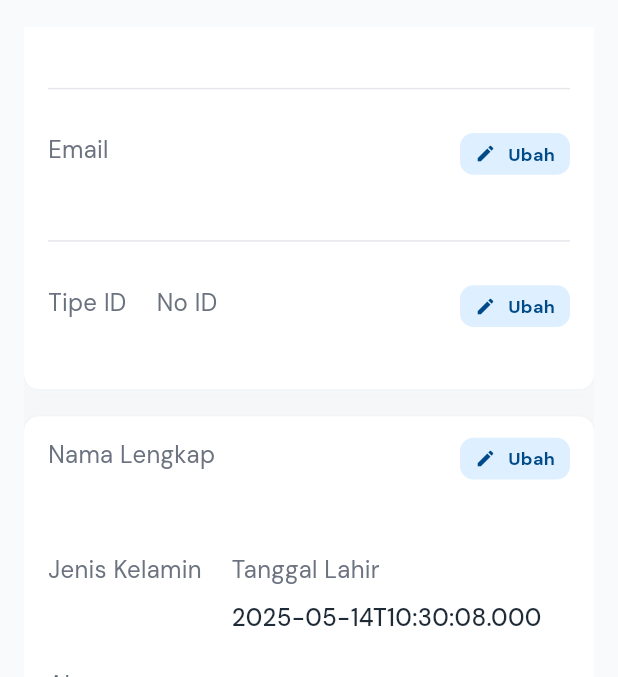
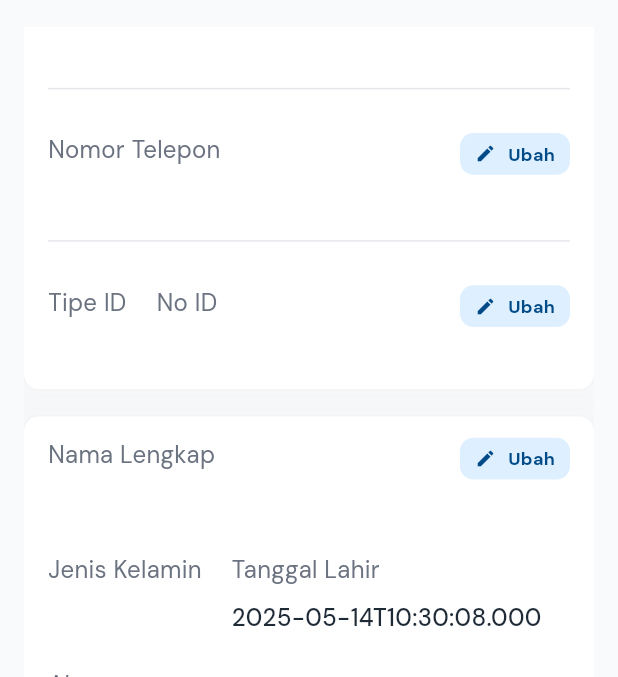
Before and after one commit to orangdeso/e_porter, a Flutter app: the InformationUsersScreen screen opened by its route, scrolled down 134 dp, on a phone screen of 412 x 824 dp, the part 84-761 px from its top. Run offline on Flutter 3.47's test engine with Material 3 defaults, Android fonts, the phone set to English and light mode, and no system bars; drawn by our look-alikes of zoom_tap_animation; our stand-ins replace barcode_widget, carousel_slider, cloud_firestore, device_info_plus, dropdown_button2, file_picker and 14 more; missing offline and left inert: dotted_dashed_line, mobile_scanner; accounts and stored records are empty.

Commit message:
Feat: update progress finishing features profile

```diff
--- a/lib/_core/service/transaction_reassignment_service.dart
+++ b/lib/_core/service/transaction_reassignment_service.dart
@@ -11,7 +11,7 @@ class TransactionReassignmentService {
     FirebaseFirestore? firestore,
   }) : _firestore = firestore ?? FirebaseFirestore.instance;
 
-  void startService({int intervalSeconds = 30}) {
+  void startService({int intervalSeconds = 60}) {
     log('[TransactionReassignmentService] Memulai service pengalihan transaksi dengan interval $intervalSeconds detik');
     _timer?.cancel();
     _timer = Timer.periodic(Duration(seconds: intervalSeconds), (_) {
--- a/lib/domain/bindings/profil_binding.dart
+++ b/lib/domain/bindings/profil_binding.dart
@@ -13,12 +13,18 @@ class ProfilBinding extends Bindings {
     Get.lazyPut(() => CreatePassengerUseCase(Get.find()));
     Get.lazyPut(() => GetPassengerByIdUseCase(Get.find()));
     Get.lazyPut(() => GetUserByIdUseCase(Get.find()));
+    Get.lazyPut(() => ChangePasswordUseCase(Get.find()));
+    Get.lazyPut(() => ChangePhoneUseCase(Get.find()));
+    // Get.lazyPut(() => ChangeEmailUseCase(Get.find()));
 
     Get.lazyPut(
       () => ProfilController(
         createPassengerUseCase: Get.find(),
         getPassengerByIdUseCase: Get.find(),
         getUserByIdUseCase: Get.find(),
+        changePasswordUseCase: Get.find(),
+        changePhoneUseCase: Get.find(),
+        // changeEmailUseCase:    Get.find(),
       ),
     );
   }
--- a/lib/domain/usecases/profil_usecase.dart
+++ b/lib/domain/usecases/profil_usecase.dart
@@ -33,3 +33,48 @@ class GetUserByIdUseCase {
 
   Future<UserData> call(String userId) => profilRepository.getUserById(userId);
 }
+
+class ChangePasswordUseCase {
+  final ProfilRepository profilRepository;
+  ChangePasswordUseCase(this.profilRepository);
+
+  Future<void> call({
+    required String oldPassword,
+    required String newPassword,
+  }) {
+    return profilRepository.changePassword(
+      oldPassword: oldPassword,
+      newPassword: newPassword,
+    );
+  }
+}
+
+class ChangePhoneUseCase {
+  final ProfilRepository profilRepository;
+  ChangePhoneUseCase(this.profilRepository);
+
+  Future<void> call({
+    required String oldPassword,
+    required String newPhone,
+  }) {
+    return profilRepository.changePhone(
+      oldPassword: oldPassword,
+      newPhone: newPhone,
+    );
+  }
+}
+
+// class ChangeEmailUseCase {
+//   final ProfilRepository profilRepository;
+//   ChangeEmailUseCase(this.profilRepository);
+
+//   Future<void> call({
+//     required String oldPassword,
+//     required String newEmail,
+//   }) {
+//     return profilRepository.changeEmail(
+//       oldPassword: oldPassword,
+//       newEmail: newEmail,
+//     );
+//   }
+// }
--- a/lib/presentation/screens/auth/pages/forget_password_screen.dart
+++ b/lib/presentation/screens/auth/pages/forget_password_screen.dart
@@ -74,7 +74,7 @@ class _ForgetPasswordScreenState extends State<ForgetPasswordScreen> {
           mainAxisSize: MainAxisSize.min,
           children: [
             Obx(() {
-              if (!authController.isLoading.value) {
+              if (authController.isLoading.value) {
                 return SizedBox(
                   width: double.infinity,
                   height: 48.h,
--- a/lib/presentation/screens/profile/component/header_information.dart
+++ b/lib/presentation/screens/profile/component/header_information.dart
@@ -26,7 +26,7 @@ class HeaderInformation extends StatelessWidget {
             child: TypographyStyles.caption(
               title,
               color: GrayColors.gray500,
-              maxlines: 5,
+              maxlines: 6,
               fontWeight: FontWeight.w400,
             ),
           ),
--- a/lib/presentation/screens/profile/pages/information_users_screen.dart
+++ b/lib/presentation/screens/profile/pages/information_users_screen.dart
@@ -6,9 +6,11 @@ import 'package:e_porter/_core/constants/typography.dart';
 import 'package:e_porter/domain/models/user_entity.dart';
 import 'package:e_porter/presentation/controllers/profil_controller.dart';
 import 'package:e_porter/presentation/screens/profile/component/header_information.dart';
+import 'package:e_porter/presentation/screens/routes/app_rountes.dart';
 import 'package:flutter/material.dart';
 import 'package:flutter_screenutil/flutter_screenutil.dart';
 import 'package:get/get.dart';
+import 'package:zoom_tap_animation/zoom_tap_animation.dart';
 
 class InformationUsersScreen extends StatefulWidget {
   const InformationUsersScreen({super.key});
@@ -73,9 +75,18 @@ class _InformationUsersScreenState extends State<InformationUsersScreen> {
       child: CustomeShadowCotainner(
         child: Column(
           children: [
-            itemWithButton(label: 'Nomor Telepon', value: userData.phone ?? '-'),
+            itemWithButton(
+              label: 'Email',
+              value: userData.email ?? '-',
+            ),
             SizedBox(height: 24.h),
-            itemWithButton(label: 'Email', value: userData.email ?? '-'),
+            itemWithButton(
+              label: 'Nomor Telepon',
+              value: userData.phone ?? '-',
+              onTap: () {
+                Get.toNamed(Routes.CHANGENUMBER);
+              },
+            ),
             SizedBox(height: 24.h),
             itemDoubleWithButton(
                 label1: 'Tipe ID', value1: userData.tipeId ?? '-', label2: 'No ID', value2: userData.noId ?? '-'),
@@ -92,7 +103,12 @@ class _InformationUsersScreenState extends State<InformationUsersScreen> {
         child: Column(
           crossAxisAlignment: CrossAxisAlignment.start,
           children: [
-            itemWithButton(label: 'Nama Lengkap', value: userData.name ?? '-', isDivider: false),
+            itemWithButton(
+              label: 'Nama Lengkap',
+              value: userData.name ?? '-',
+              isDivider: false,
+              onTap: () {},
+            ),
             SizedBox(height: 24.h),
             Row(
               children: [
@@ -113,7 +129,12 @@ class _InformationUsersScreenState extends State<InformationUsersScreen> {
     );
   }
 
-  Widget itemWithButton({required String label, required String value, bool isDivider = true}) {
+  Widget itemWithButton({
+    required String label,
+    required String value,
+    bool isDivider = true,
+    VoidCallback? onTap,
+  }) {
     return Column(
       children: [
         Row(
@@ -136,12 +157,16 @@ class _InformationUsersScreenState extends State<InformationUsersScreen> {
                 ],
               ),
             ),
+            if (onTap != null)
               Container(
                 padding: EdgeInsets.symmetric(vertical: 6.h, horizontal: 10.w),
                 decoration: BoxDecoration(
                   color: PrimaryColors.primary100,
                   borderRadius: BorderRadius.circular(10.r),
                 ),
+                child: ZoomTapAnimation(
+                  child: GestureDetector(
+                    onTap: onTap,
                     child: Row(
                       children: [
                         Icon(Icons.edit, color: PrimaryColors.primary800, size: 14.sp),
@@ -150,6 +175,8 @@ class _InformationUsersScreenState extends State<InformationUsersScreen> {
                           child: TypographyStyles.small('Ubah', color: PrimaryColors.primary800),
                         ),
                       ],
+                    ),
+                  ),
                 ),
               )
           ],
--- a/lib/presentation/screens/routes/app_rountes.dart
+++ b/lib/presentation/screens/routes/app_rountes.dart
@@ -5,6 +5,7 @@ import 'package:e_porter/domain/bindings/porter_queue_binding.dart';
 import 'package:e_porter/domain/bindings/porter_service_binding.dart';
 import 'package:e_porter/domain/bindings/profil_binding.dart';
 import 'package:e_porter/domain/bindings/search_flight_binding.dart';
+import 'package:e_porter/domain/bindings/statistic_binding.dart';
 import 'package:e_porter/domain/bindings/ticket_binding.dart';
 import 'package:e_porter/domain/bindings/transaction_binding.dart';
 import 'package:e_porter/domain/bindings/transaction_porter_binding.dart';
@@ -34,8 +35,11 @@ import 'package:e_porter/presentation/screens/home/pages/ticket_booking_step4_sc
 import 'package:e_porter/presentation/screens/home/pages/upload_file_screen.dart';
 import 'package:e_porter/presentation/screens/navigation/main_navigation.dart';
 import 'package:e_porter/presentation/screens/onboarding/onboarding_screen.dart';
+import 'package:e_porter/presentation/screens/profile/pages/change_email_screen.dart';
+import 'package:e_porter/presentation/screens/profile/pages/change_number_screen.dart';
 import 'package:e_porter/presentation/screens/profile/pages/change_password_screen.dart';
 import 'package:e_porter/presentation/screens/profile/pages/information_users_screen.dart';
+import 'package:e_porter/presentation/screens/profile/pages/passenger_list_screen.dart';
 import 'package:e_porter/presentation/screens/profile/pages/profile_screen.dart';
 import 'package:e_porter/presentation/screens/profile/pages/add_passenger_screen.dart';
 import 'package:e_porter/presentation/screens/splash/splash_screen.dart';
@@ -53,6 +57,7 @@ class AppRoutes {
         HistoryBinding(),
         PorterQueueBinding(),
         TransactionPorterBinding(),
+        StatisticBinding()
       ],
     ),
     GetPage(
@@ -203,6 +208,20 @@ class AppRoutes {
     GetPage(
       name: Routes.CHANGEPASSWORD,
       page: () => ChangePasswordScreen(),
+      binding: ProfilBinding(),
+    ),
+    GetPage(
+      name: Routes.CHANGENUMBER,
+      page: () => ChangeNumberScreen(),
+    ),
+    GetPage(
+      name: Routes.CHANGEEMAIL,
+      page: () => ChangeEmailScreen(),
+      binding: ProfilBinding(),
+    ),
+    GetPage(
+      name: Routes.PASSENGERLIST,
+      page: () => PassengerListScreen(),
     ),
   ];
 }
@@ -249,4 +268,7 @@ class Routes {
   static const ADDPASSENGER = '/add_passenger';
   static const INFORMATIONS = '/informations';
   static const CHANGEPASSWORD = '/change_password';
+  static const CHANGENUMBER = '/change_number';
+  static const CHANGEEMAIL = '/change_email';
+  static const PASSENGERLIST = '/passenger_list';
 }
```
Also changed, not shown: lib/data/repositories/profil_repository_impl.dart (+95 -0 lines), lib/data/repositories/statistic_repository_impl.dart (added, +89 -0 lines), lib/domain/bindings/statistic_binding.dart (added, +26 -0 lines), lib/domain/repositories/profil_repository.dart (+16 -0 lines), lib/domain/repositories/statistic_repository.dart (added, +21 -0 lines), lib/domain/usecases/statistic_usecase.dart (added, +26 -0 lines), lib/presentation/controllers/profil_controller.dart (+152 -1 lines), lib/presentation/controllers/statistic_controller.dart (added, +43 -0 lines), lib/presentation/screens/profile/pages/passenger_list_screen.dart (added, +97 -0 lines), lib/presentation/screens/profile/pages/profile_screen.dart (+6 -2 lines). Lines whose indentation alone changed are shown as unchanged.
